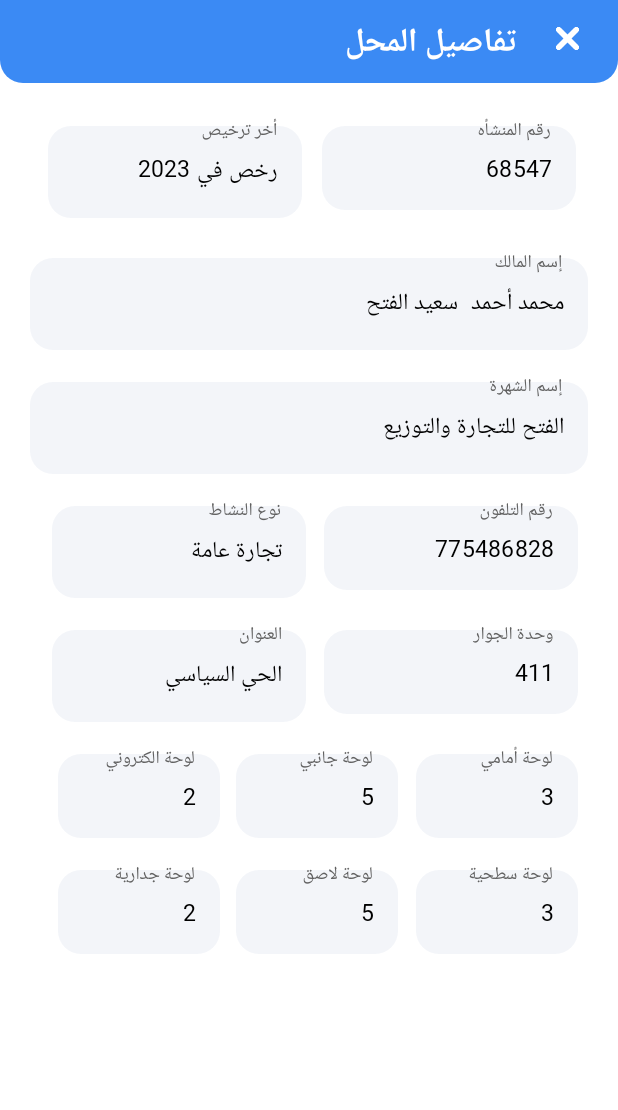
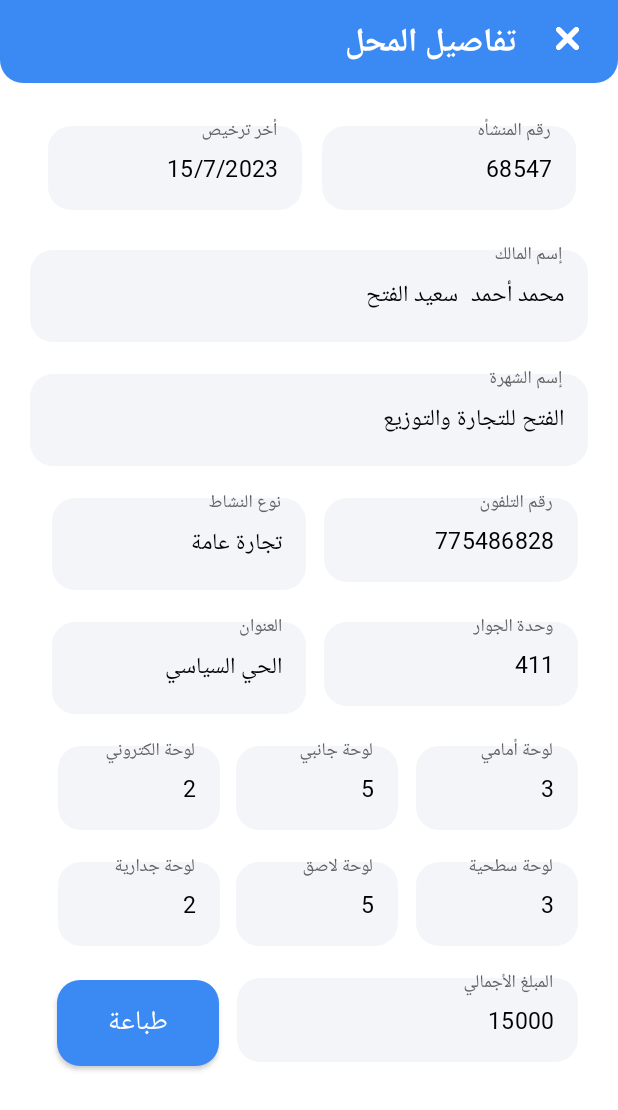
Before and after one commit to barcode-project/barcode_project, an Android app: the shops_details screen opened directly, with no data from a screen before it, on a phone screen of 412 x 824 dp. Shown: the top 1110 px of the screen. Run offline under Robolectric (Android 15) with nearby library versions, the phone set to English and light mode, and no system bars; our stand-ins replace sdp/ssp sizes.

Commit message:
frist 1.2

```diff
--- a/app/build.gradle
+++ b/app/build.gradle
@@ -36,6 +36,7 @@ dependencies {
     androidTestImplementation 'androidx.test.ext:junit:1.1.5'
     androidTestImplementation 'androidx.test.espresso:espresso-core:3.5.1'
     implementation 'com.intuit.sdp:sdp-android:1.1.0'
+    implementation 'com.intuit.ssp:ssp-android:1.1.0'
     implementation 'com.airbnb.android:lottie:3.4.1'
     implementation 'com.google.zxing:core:3.4.1'
     implementation 'com.journeyapps:zxing-android-embedded:4.2.0'
--- a/app/src/main/res/layout/activity_shops_details.xml
+++ b/app/src/main/res/layout/activity_shops_details.xml
@@ -106,7 +106,7 @@
                     android:layout_height="wrap_content"
                     android:background="@drawable/rounded_dark"
                     android:enabled="false"
-                    android:text="رخص في 2023"
+                    android:text="15/7/2023"
                     android:fontFamily="@font/boldiphone"
                     android:textSize="@dimen/_12sdp"
                     android:textColor="@color/black" />
@@ -399,6 +399,46 @@
 
         </LinearLayout>
 
+        <LinearLayout
+            android:layout_width="match_parent"
+            android:layout_height="match_parent"
+            >
+
+            <com.google.android.material.textfield.TextInputLayout
+                style="@style/Widget.MaterialComponents.TextInputLayout.OutlinedBox"
+                android:layout_width="@dimen/_175sdp"
+                android:layout_height="wrap_content"
+                android:layout_marginVertical="@dimen/_6sdp"
+                android:layout_marginHorizontal="@dimen/_5sdp"
+                android:hint="المبلغ الأجمالي"
+                android:textColorHint="#616161">
+
+                <com.google.android.material.textfield.TextInputEditText
+                    android:id="@+id/all_price"
+                    android:layout_width="match_parent"
+                    android:layout_height="wrap_content"
+                    android:background="@drawable/rounded_dark"
+                    android:enabled="false"
+                    android:text="15000"
+                    android:textSize="@dimen/_12sdp"
+                    android:fontFamily="@font/boldiphone"
+                    android:textColor="@color/black" />
+
+            </com.google.android.material.textfield.TextInputLayout>
+
+            <androidx.appcompat.widget.AppCompatButton
+                android:id="@+id/printBtn"
+                android:layout_width="@dimen/_83sdp"
+                android:layout_height="@dimen/_44sdp"
+                android:background="@drawable/round_back_primary"
+                android:fontFamily="@font/boldiphone"
+                android:layout_marginVertical="@dimen/_6sdp"
+                android:layout_marginHorizontal="@dimen/_4sdp"
+                android:text="طباعة"
+                android:textColor="@color/white"
+                android:textSize="18sp" />
+        </LinearLayout>
+
 
     </LinearLayout>
 
```
